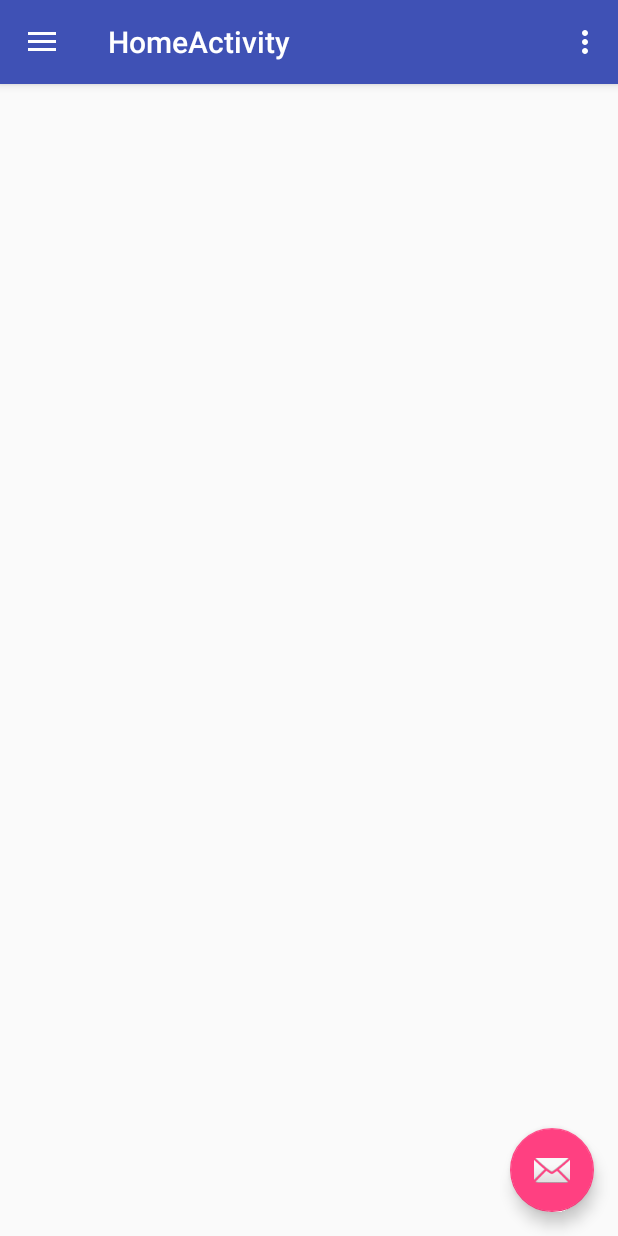
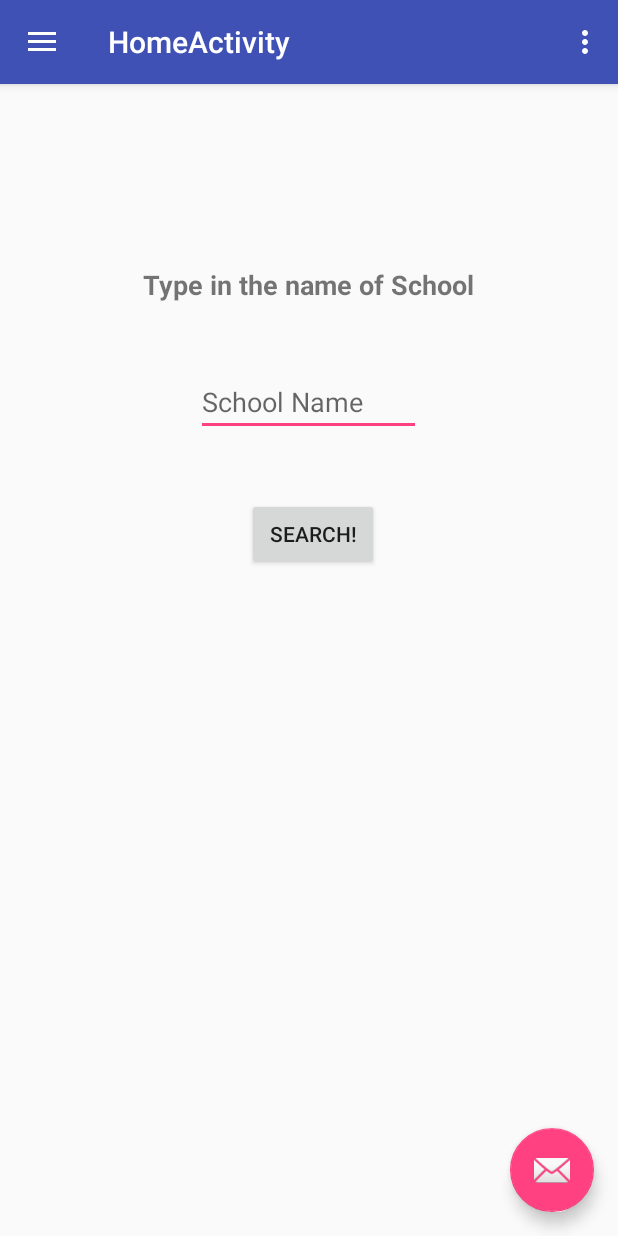
Before and after one commit to LucidchartMarketplace/Test, an Android app: the HomeActivity screen opened directly, with no data from a screen before it, on a phone screen of 412 x 824 dp. Run offline under Robolectric (Android 15) with nearby library versions, the phone set to English and light mode, and no system bars.

Commit message:
"added layout and widgets for landing page"

```diff
--- a/app/src/main/res/layout/activity_home.xml
+++ b/app/src/main/res/layout/activity_home.xml
@@ -13,7 +13,7 @@
         android:layout_width="match_parent"
         android:layout_height="@dimen/app_bar_height"
         android:fitsSystemWindows="true"
-        android:theme="@style/AppTheme.AppBarOverlay">
+        android:theme="@style/AppTheme.AppBarOverlay" >
 
         <android.support.design.widget.CollapsingToolbarLayout
             android:id="@+id/toolbar_layout"
--- a/app/src/main/res/layout/content_home2.xml
+++ b/app/src/main/res/layout/content_home2.xml
@@ -9,4 +9,56 @@
     tools:context="studyelephant.com.studyelephant.HomeActivity"
     tools:showIn="@layout/app_bar_home">
 
+    <RelativeLayout
+        android:layout_width="0dp"
+        android:layout_height="0dp"
+        tools:layout_constraintTop_creator="1"
+        tools:layout_constraintRight_creator="1"
+        tools:layout_constraintBottom_creator="1"
+        android:layout_marginStart="8dp"
+        app:layout_constraintBottom_toBottomOf="parent"
+        android:layout_marginEnd="8dp"
+        app:layout_constraintRight_toRightOf="parent"
+        android:layout_marginTop="8dp"
+        tools:layout_constraintLeft_creator="1"
+        android:layout_marginBottom="8dp"
+        app:layout_constraintLeft_toLeftOf="parent"
+        app:layout_constraintTop_toTopOf="parent"
+        app:layout_constraintHorizontal_bias="0.0"
+        app:layout_constraintVertical_bias="1.0">
+
+        <TextView
+            android:layout_marginTop="113dp"
+            android:layout_marginLeft="100dp"
+            android:id="@+id/search_school_text"
+            android:layout_width="wrap_content"
+            android:layout_height="wrap_content"
+            android:text="Type in the name of School"
+            android:textStyle="bold"
+            android:textSize="18sp"
+            android:layout_alignParentTop="true"
+            android:layout_centerHorizontal="true" />
+
+
+        <EditText
+            android:id="@+id/school_name_input"
+            android:layout_width="150dp"
+            android:layout_height="wrap_content"
+            android:layout_below="@+id/search_school_text"
+            android:layout_centerHorizontal="true"
+            android:layout_marginTop="43dp"
+            android:ems="10"
+            android:inputType="textPersonName"
+            android:hint="School Name" />
+
+        <Button
+            android:id="@+id/search_button"
+            android:layout_width="wrap_content"
+            android:layout_height="wrap_content"
+            android:layout_alignEnd="@+id/school_name_input"
+            android:layout_below="@+id/school_name_input"
+            android:layout_marginEnd="28dp"
+            android:layout_marginTop="41dp"
+            android:text="Search!" />
+    </RelativeLayout>
 </android.support.constraint.ConstraintLayout>
```
